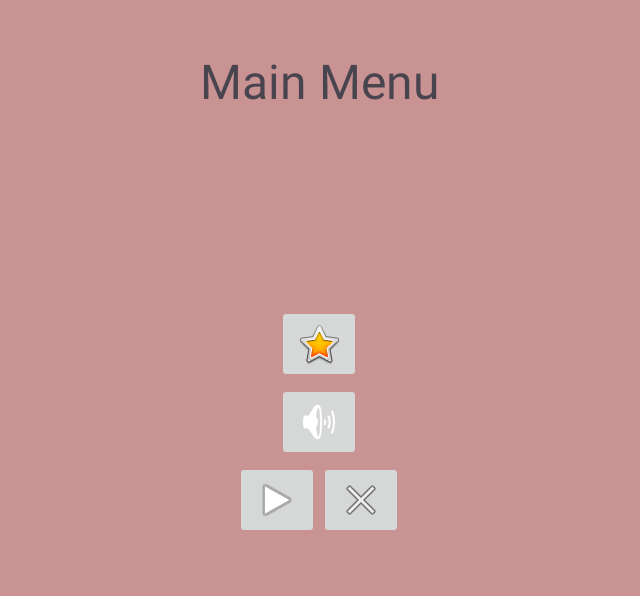
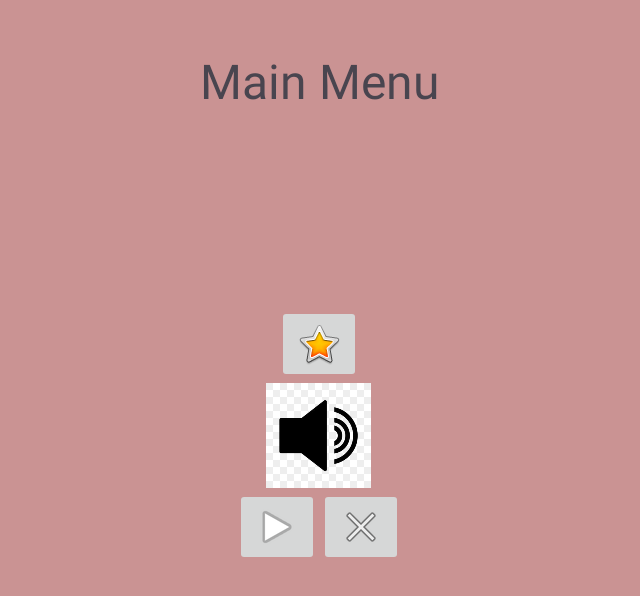
Before and after one commit to ThilanRandika/LabExam03-game-2, an Android app: the screen it shows after launch (MainMenu), on a phone screen of 824 x 412 dp (held sideways). Shown: the top 596 px of the screen, without its empty margins (299-939 px from the left). Run offline under Robolectric (Android 15) with nearby library versions, the phone set to English and light mode, and no system bars.

Commit message:
add sounds using soundPool and added game over sound

```diff
--- a/app/src/main/java/com/example/labexam03_game_2/MainMenu.kt
+++ b/app/src/main/java/com/example/labexam03_game_2/MainMenu.kt
@@ -5,6 +5,7 @@ import android.os.Bundle
 import android.view.View
 import android.view.WindowManager
 import android.widget.Button
+import android.widget.ImageView
 import android.widget.TextView
 import androidx.activity.enableEdgeToEdge
 import androidx.appcompat.app.AppCompatActivity
@@ -13,7 +14,7 @@ import androidx.core.view.WindowInsetsCompat
 
 class MainMenu : AppCompatActivity() {
 
-    private var highScores: IntArray? = null // Declare highScores as a member variable
+    private var isSoundOn = true
 
     override fun onCreate(savedInstanceState: Bundle?) {
         super.onCreate(savedInstanceState)
@@ -31,16 +32,19 @@ class MainMenu : AppCompatActivity() {
             WindowManager.LayoutParams.FLAG_FULLSCREEN
         )
 
-        // Retrieve high scores from the intent extras
-        highScores = intent.getIntArrayExtra("HIGH_SCORES")
+        val prefs = getSharedPreferences("game", MODE_PRIVATE)
+        isSoundOn = prefs.getBoolean("isSoundOn", true)
 
-        // Update the UI to display the high scores
-        if (highScores != null) {
-            val highScoresTextView = findViewById<TextView>(R.id.highScoresTextView)
-            highScoresTextView.text = "High Scores:\n"
-            for ((index, score) in highScores!!.withIndex()) {
-                highScoresTextView.append("${index + 1}. $score\n")
-            }
+        val soundCtrl = findViewById<ImageView>(R.id.soundBtn_mainMenu)
+        soundCtrl.setImageResource(if (isSoundOn) R.drawable.sound_on else R.drawable.mute)
+
+        soundCtrl.setOnClickListener {
+            isSoundOn = !isSoundOn
+            soundCtrl.setImageResource(if (isSoundOn) R.drawable.sound_on else R.drawable.mute)
+
+            val editor = prefs.edit()
+            editor.putBoolean("isSoundOn", isSoundOn)
+            editor.apply()
         }
 
 
--- a/app/src/main/res/layout/activity_main_menu.xml
+++ b/app/src/main/res/layout/activity_main_menu.xml
@@ -43,11 +43,10 @@
             android:onClick="openLeaderboard"
             app:srcCompat="@android:drawable/btn_star_big_on" />
 
-        <ImageButton
+        <ImageView
             android:id="@+id/soundBtn_mainMenu"
-            android:layout_width="wrap_content"
-            android:layout_height="wrap_content"
-            app:srcCompat="@android:drawable/ic_lock_silent_mode_off" />
+            android:layout_width="70dp"
+            android:layout_height="70dp" />
 
         <LinearLayout
             android:id="@+id/playAndQuit"
@@ -71,17 +70,5 @@
         </LinearLayout>
     </LinearLayout>
 
-    <TextView
-        android:id="@+id/highScoresTextView"
-        android:layout_width="wrap_content"
-        android:layout_height="wrap_content"
-        android:layout_marginTop="128dp"
-        android:textColor="@android:color/white"
-        android:textSize="20sp"
-        app:layout_constraintEnd_toEndOf="parent"
-        app:layout_constraintHorizontal_bias="0.5"
-        app:layout_constraintStart_toStartOf="parent"
-        app:layout_constraintTop_toTopOf="parent" />
-
 
 </androidx.constraintlayout.widget.ConstraintLayout>
```
Also changed, not shown: app/src/main/java/com/example/labexam03_game_2/GameView.kt (+22 -1 lines), app/src/main/res/drawable/mute.png (added), app/src/main/res/drawable/sound_on.jpg (added), 1 other file.
